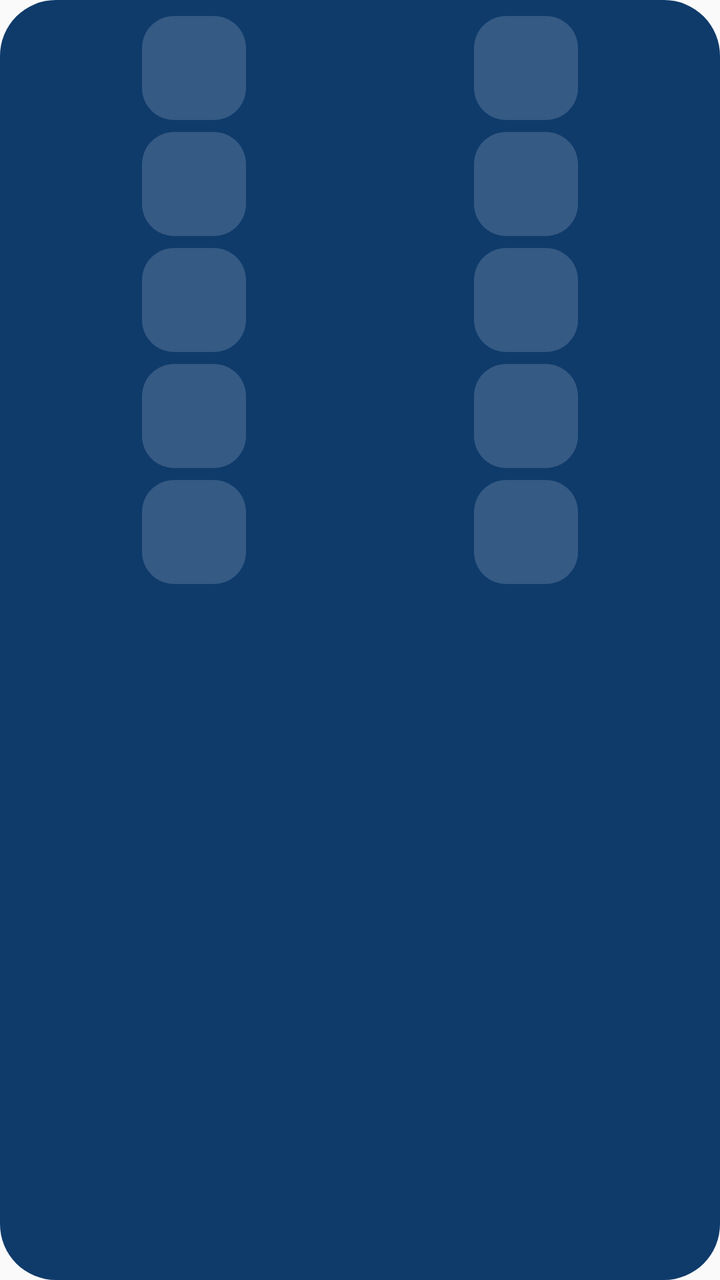
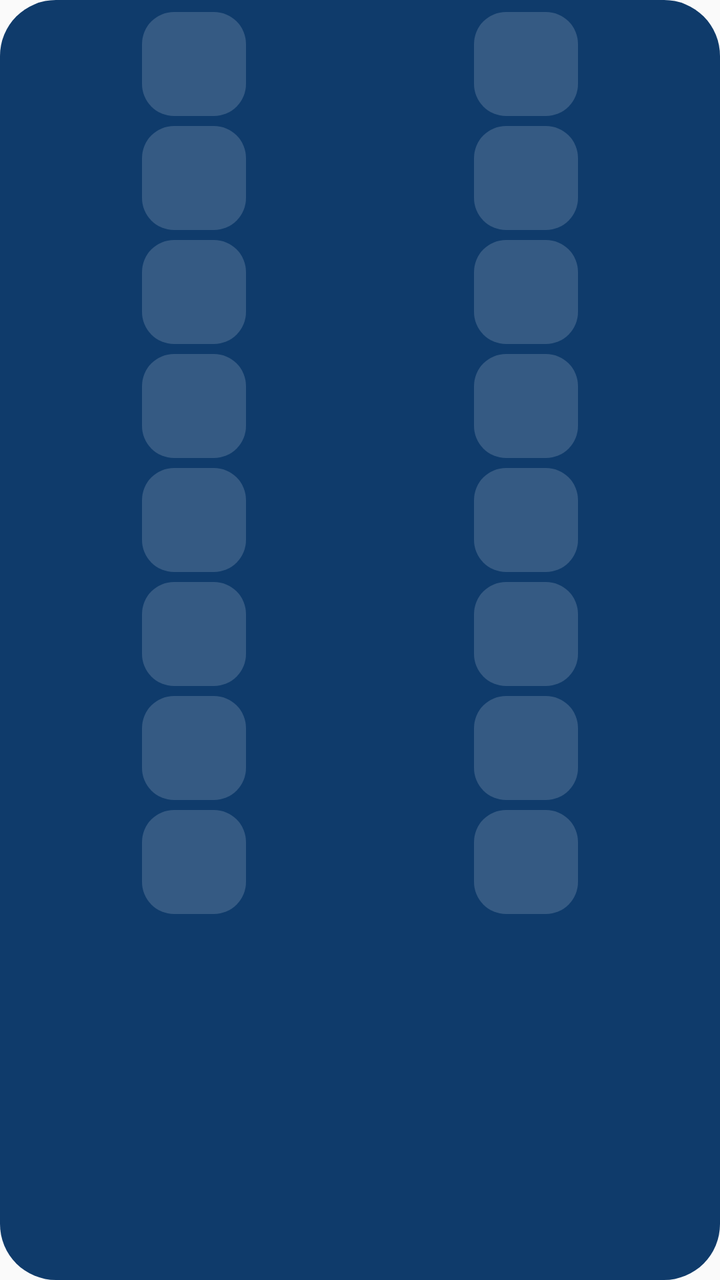

Two renders of the same Android screen: before a commit and after it. Below are the layout's source before the change and the commit's diff.
<!-- AndroidManifest.xml: application theme Theme.Saldo -->
<!-- res/layout/widget_quick_grid_narrow.xml -->
<?xml version="1.0" encoding="utf-8"?>
<FrameLayout xmlns:android="http://schemas.android.com/apk/res/android"
    android:id="@+id/widget_root"
    android:layout_width="match_parent"
    android:layout_height="match_parent">

    <ImageView
        android:id="@+id/widget_background"
        android:layout_width="match_parent"
        android:layout_height="match_parent"
        android:importantForAccessibility="no"
        android:scaleType="fitXY"
        android:src="@drawable/widget_bg" />

    <LinearLayout
        android:layout_width="match_parent"
        android:layout_height="match_parent"
        android:orientation="vertical"
        android:paddingHorizontal="14dp"
        android:paddingVertical="8dp">

        <LinearLayout
            android:id="@+id/widget_row_0"
            android:layout_width="match_parent"
            android:layout_height="52dp"
            android:gravity="center_vertical"
            android:orientation="horizontal">

            <LinearLayout
                android:id="@+id/widget_cell_0"
                android:layout_width="0dp"
                android:layout_height="wrap_content"
                android:layout_weight="1"
                android:gravity="center_horizontal"
                android:orientation="vertical">

                <FrameLayout
                    android:layout_width="52dp"
                    android:layout_height="52dp">

                    <ImageView
                        android:id="@+id/widget_tile_bg_0"
                        android:layout_width="match_parent"
                        android:layout_height="match_parent"
                        android:importantForAccessibility="no"
                        android:scaleType="fitXY"
                        android:src="@drawable/widget_tile_bg_narrow" />

                    <ImageView
                        android:id="@+id/widget_tile_icon_0"
                        android:layout_width="32dp"
                        android:layout_height="32dp"
                        android:layout_gravity="center"
                        android:importantForAccessibility="no" />
                </FrameLayout>
            </LinearLayout>

            <LinearLayout
                android:id="@+id/widget_cell_1"
                android:layout_width="0dp"
                android:layout_height="wrap_content"
                android:layout_weight="1"
                android:gravity="center_horizontal"
                android:orientation="vertical">

                <FrameLayout
                    android:layout_width="52dp"
                    android:layout_height="52dp">

                    <ImageView
                        android:id="@+id/widget_tile_bg_1"
                        android:layout_width="match_parent"
                        android:layout_height="match_parent"
                        android:importantForAccessibility="no"
                        android:scaleType="fitXY"
                        android:src="@drawable/widget_tile_bg_narrow" />

                    <ImageView
                        android:id="@+id/widget_tile_icon_1"
                        android:layout_width="32dp"
                        android:layout_height="32dp"
                        android:layout_gravity="center"
                        android:importantForAccessibility="no" />
                </FrameLayout>
            </LinearLayout>
        </LinearLayout>

        <LinearLayout
            android:id="@+id/widget_row_1"
            android:layout_width="match_parent"
            android:layout_height="52dp"
            android:layout_marginTop="6dp"
            android:gravity="center_vertical"
            android:orientation="horizontal">

            <LinearLayout
                android:id="@+id/widget_cell_2"
                android:layout_width="0dp"
                android:layout_height="wrap_content"
                android:layout_weight="1"
                android:gravity="center_horizontal"
                android:orientation="vertical">

                <FrameLayout
                    android:layout_width="52dp"
                    android:layout_height="52dp">

                    <ImageView
                        android:id="@+id/widget_tile_bg_2"
                        android:layout_width="match_parent"
                        android:layout_height="match_parent"
                        android:importantForAccessibility="no"
                        android:scaleType="fitXY"
                        android:src="@drawable/widget_tile_bg_narrow" />

                    <ImageView
                        android:id="@+id/widget_tile_icon_2"
                        android:layout_width="32dp"
                        android:layout_height="32dp"
                        android:layout_gravity="center"
                        android:importantForAccessibility="no" />
                </FrameLayout>
            </LinearLayout>

            <LinearLayout
                android:id="@+id/widget_cell_3"
                android:layout_width="0dp"
                android:layout_height="wrap_content"
                android:layout_weight="1"
                android:gravity="center_horizontal"
                android:orientation="vertical">

                <FrameLayout
                    android:layout_width="52dp"
                    android:layout_height="52dp">

                    <ImageView
                        android:id="@+id/widget_tile_bg_3"
                        android:layout_width="match_parent"
                        android:layout_height="match_parent"
                        android:importantForAccessibility="no"
                        android:scaleType="fitXY"
                        android:src="@drawable/widget_tile_bg_narrow" />

                    <ImageView
                        android:id="@+id/widget_tile_icon_3"
                        android:layout_width="32dp"
                        android:layout_height="32dp"
                        android:layout_gravity="center"
                        android:importantForAccessibility="no" />
                </FrameLayout>
            </LinearLayout>
        </LinearLayout>

        <LinearLayout
            android:id="@+id/widget_row_2"
            android:layout_width="match_parent"
            android:layout_height="52dp"
            android:layout_marginTop="6dp"
            android:gravity="center_vertical"
            android:orientation="horizontal">

            <LinearLayout
                android:id="@+id/widget_cell_4"
                android:layout_width="0dp"
                android:layout_height="wrap_content"
                android:layout_weight="1"
                android:gravity="center_horizontal"
                android:orientation="vertical">

                <FrameLayout
                    android:layout_width="52dp"
                    android:layout_height="52dp">

                    <ImageView
                        android:id="@+id/widget_tile_bg_4"
                        android:layout_width="match_parent"
                        android:layout_height="match_parent"
                        android:importantForAccessibility="no"
                        android:scaleType="fitXY"
                        android:src="@drawable/widget_tile_bg_narrow" />

                    <ImageView
                        android:id="@+id/widget_tile_icon_4"
                        android:layout_width="32dp"
                        android:layout_height="32dp"
                        android:layout_gravity="center"
                        android:importantForAccessibility="no" />
                </FrameLayout>
            </LinearLayout>

            <LinearLayout
                android:id="@+id/widget_cell_5"
                android:layout_width="0dp"
                android:layout_height="wrap_content"
                android:layout_weight="1"
                android:gravity="center_horizontal"
                android:orientation="vertical">

                <FrameLayout
                    android:layout_width="52dp"
                    android:layout_height="52dp">

                    <ImageView
                        android:id="@+id/widget_tile_bg_5"
                        android:layout_width="match_parent"
                        android:layout_height="match_parent"
                        android:importantForAccessibility="no"
                        android:scaleType="fitXY"
                        android:src="@drawable/widget_tile_bg_narrow" />

                    <ImageView
                        android:id="@+id/widget_tile_icon_5"
                        android:layout_width="32dp"
                        android:layout_height="32dp"
                        android:layout_gravity="center"
                        android:importantForAccessibility="no" />
                </FrameLayout>
            </LinearLayout>
        </LinearLayout>

        <LinearLayout
            android:id="@+id/widget_row_3"
            android:layout_width="match_parent"
            android:layout_height="52dp"
            android:layout_marginTop="6dp"
            android:gravity="center_vertical"
            android:orientation="horizontal">

            <LinearLayout
                android:id="@+id/widget_cell_6"
                android:layout_width="0dp"
                android:layout_height="wrap_content"
                android:layout_weight="1"
                android:gravity="center_horizontal"
                android:orientation="vertical">

                <FrameLayout
                    android:layout_width="52dp"
                    android:layout_height="52dp">

                    <ImageView
                        android:id="@+id/widget_tile_bg_6"
                        android:layout_width="match_parent"
                        android:layout_height="match_parent"
                        android:importantForAccessibility="no"
                        android:scaleType="fitXY"
                        android:src="@drawable/widget_tile_bg_narrow" />

                    <ImageView
                        android:id="@+id/widget_tile_icon_6"
                        android:layout_width="32dp"
                        android:layout_height="32dp"
                        android:layout_gravity="center"
                        android:importantForAccessibility="no" />
                </FrameLayout>
            </LinearLayout>

            <LinearLayout
                android:id="@+id/widget_cell_7"
                android:layout_width="0dp"
                android:layout_height="wrap_content"
                android:layout_weight="1"
                android:gravity="center_horizontal"
                android:orientation="vertical">

                <FrameLayout
                    android:layout_width="52dp"
                    android:layout_height="52dp">

                    <ImageView
                        android:id="@+id/widget_tile_bg_7"
                        android:layout_width="match_parent"
                        android:layout_height="match_parent"
                        android:importantForAccessibility="no"
                        android:scaleType="fitXY"
                        android:src="@drawable/widget_tile_bg_narrow" />

                    <ImageView
                        android:id="@+id/widget_tile_icon_7"
                        android:layout_width="32dp"
                        android:layout_height="32dp"
                        android:layout_gravity="center"
                        android:importantForAccessibility="no" />
                </FrameLayout>
            </LinearLayout>
        </LinearLayout>

        <LinearLayout
            android:id="@+id/widget_row_4"
            android:layout_width="match_parent"
            android:layout_height="52dp"
            android:layout_marginTop="6dp"
            android:gravity="center_vertical"
            android:orientation="horizontal">

            <LinearLayout
                android:id="@+id/widget_cell_8"
                android:layout_width="0dp"
                android:layout_height="wrap_content"
                android:layout_weight="1"
                android:gravity="center_horizontal"
                android:orientation="vertical">

                <FrameLayout
                    android:layout_width="52dp"
                    android:layout_height="52dp">

                    <ImageView
                        android:id="@+id/widget_tile_bg_8"
                        android:layout_width="match_parent"
                        android:layout_height="match_parent"
                        android:importantForAccessibility="no"
                        android:scaleType="fitXY"
                        android:src="@drawable/widget_tile_bg_narrow" />

                    <ImageView
                        android:id="@+id/widget_tile_icon_8"
                        android:layout_width="32dp"
                        android:layout_height="32dp"
                        android:layout_gravity="center"
                        android:importantForAccessibility="no" />
                </FrameLayout>
            </LinearLayout>

            <LinearLayout
                android:id="@+id/widget_cell_9"
                android:layout_width="0dp"
                android:layout_height="wrap_content"
                android:layout_weight="1"
                android:gravity="center_horizontal"
                android:orientation="vertical">

                <FrameLayout
                    android:layout_width="52dp"
                    android:layout_height="52dp">

                    <ImageView
                        android:id="@+id/widget_tile_bg_9"
                        android:layout_width="match_parent"
                        android:layout_height="match_parent"
                        android:importantForAccessibility="no"
                        android:scaleType="fitXY"
                        android:src="@drawable/widget_tile_bg_narrow" />

                    <ImageView
                        android:id="@+id/widget_tile_icon_9"
                        android:layout_width="32dp"
                        android:layout_height="32dp"
                        android:layout_gravity="center"
                        android:importantForAccessibility="no" />
                </FrameLayout>
            </LinearLayout>
        </LinearLayout>
    </LinearLayout>
</FrameLayout>
<!-- resources referenced by this layout -->
<resources>
  <!-- drawable widget_bg (drawable) -->
  <?xml version="1.0" encoding="utf-8"?>
  <shape xmlns:android="http://schemas.android.com/apk/res/android"
      android:shape="rectangle">
      <solid android:color="@color/widget_preview_card" />
      <corners android:radius="@android:dimen/system_app_widget_background_radius" />
  </shape>
  <!-- drawable widget_tile_bg_narrow (drawable) -->
  <?xml version="1.0" encoding="utf-8"?>
  <shape xmlns:android="http://schemas.android.com/apk/res/android"
      android:shape="rectangle">
      <solid android:color="@color/widget_placeholder" />
      <corners android:radius="16dp" />
  </shape>
  <style name="Theme.Saldo" parent="android:Theme.Material.Light.NoActionBar" />
  <color name="widget_preview_card">#FF0F3B6B</color>
  <color name="widget_placeholder">#FF355A83</color>
</resources>

<!-- the commit's change to res/layout/widget_quick_grid_narrow.xml (unified diff, before → after) -->
@@ -17,7 +17,7 @@
         android:layout_height="match_parent"
         android:orientation="vertical"
         android:paddingHorizontal="14dp"
-        android:paddingVertical="8dp">
+        android:paddingVertical="6dp">
 
         <LinearLayout
             android:id="@+id/widget_row_0"
@@ -89,7 +89,7 @@
             android:id="@+id/widget_row_1"
             android:layout_width="match_parent"
             android:layout_height="52dp"
-            android:layout_marginTop="6dp"
+            android:layout_marginTop="5dp"
             android:gravity="center_vertical"
             android:orientation="horizontal">
 
@@ -156,7 +156,7 @@
             android:id="@+id/widget_row_2"
             android:layout_width="match_parent"
             android:layout_height="52dp"
-            android:layout_marginTop="6dp"
+            android:layout_marginTop="5dp"
             android:gravity="center_vertical"
             android:orientation="horizontal">
 
@@ -223,7 +223,7 @@
             android:id="@+id/widget_row_3"
             android:layout_width="match_parent"
             android:layout_height="52dp"
-            android:layout_marginTop="6dp"
+            android:layout_marginTop="5dp"
             android:gravity="center_vertical"
             android:orientation="horizontal">
 
@@ -290,7 +290,7 @@
             android:id="@+id/widget_row_4"
             android:layout_width="match_parent"
             android:layout_height="52dp"
-            android:layout_marginTop="6dp"
+            android:layout_marginTop="5dp"
             android:gravity="center_vertical"
             android:orientation="horizontal">
 
@@ -345,6 +345,204 @@
 
                     <ImageView
                         android:id="@+id/widget_tile_icon_9"
+                        android:layout_width="32dp"
+                        android:layout_height="32dp"
+                        android:layout_gravity="center"
+                        android:importantForAccessibility="no" />
+                </FrameLayout>
+            </LinearLayout>
+        </LinearLayout>
+        <LinearLayout
+            android:id="@+id/widget_row_5"
+            android:layout_width="match_parent"
+            android:layout_height="52dp"
+            android:layout_marginTop="5dp"
+            android:gravity="center_vertical"
+            android:orientation="horizontal">
+
+            <LinearLayout
+                android:id="@+id/widget_cell_10"
+                android:layout_width="0dp"
+                android:layout_height="wrap_content"
+                android:layout_weight="1"
+                android:gravity="center_horizontal"
+                android:orientation="vertical">
+
+                <FrameLayout
+                    android:layout_width="52dp"
+                    android:layout_height="52dp">
+
+                    <ImageView
+                        android:id="@+id/widget_tile_bg_10"
+                        android:layout_width="match_parent"
+                        android:layout_height="match_parent"
+                        android:importantForAccessibility="no"
+                        android:scaleType="fitXY"
+                        android:src="@drawable/widget_tile_bg_narrow" />
+
+                    <ImageView
+                        android:id="@+id/widget_tile_icon_10"
+                        android:layout_width="32dp"
+                        android:layout_height="32dp"
+                        android:layout_gravity="center"
+                        android:importantForAccessibility="no" />
+                </FrameLayout>
+            </LinearLayout>
+
+            <LinearLayout
+                android:id="@+id/widget_cell_11"
+                android:layout_width="0dp"
+                android:layout_height="wrap_content"
+                android:layout_weight="1"
+                android:gravity="center_horizontal"
+                android:orientation="vertical">
+
+                <FrameLayout
+                    android:layout_width="52dp"
+                    android:layout_height="52dp">
+
+                    <ImageView
+                        android:id="@+id/widget_tile_bg_11"
+                        android:layout_width="match_parent"
+                        android:layout_height="match_parent"
+                        android:importantForAccessibility="no"
+                        android:scaleType="fitXY"
+                        android:src="@drawable/widget_tile_bg_narrow" />
+
+                    <ImageView
+                        android:id="@+id/widget_tile_icon_11"
+                        android:layout_width="32dp"
+                        android:layout_height="32dp"
+                        android:layout_gravity="center"
+                        android:importantForAccessibility="no" />
+                </FrameLayout>
+            </LinearLayout>
+        </LinearLayout>
+        <LinearLayout
+            android:id="@+id/widget_row_6"
+            android:layout_width="match_parent"
+            android:layout_height="52dp"
+            android:layout_marginTop="5dp"
+            android:gravity="center_vertical"
+            android:orientation="horizontal">
+
+            <LinearLayout
+                android:id="@+id/widget_cell_12"
+                android:layout_width="0dp"
+                android:layout_height="wrap_content"
+                android:layout_weight="1"
+                android:gravity="center_horizontal"
+                android:orientation="vertical">
+
+                <FrameLayout
+                    android:layout_width="52dp"
+                    android:layout_height="52dp">
+
+                    <ImageView
+                        android:id="@+id/widget_tile_bg_12"
+                        android:layout_width="match_parent"
+                        android:layout_height="match_parent"
+                        android:importantForAccessibility="no"
+                        android:scaleType="fitXY"
+                        android:src="@drawable/widget_tile_bg_narrow" />
+
+                    <ImageView
+                        android:id="@+id/widget_tile_icon_12"
+                        android:layout_width="32dp"
+                        android:layout_height="32dp"
+                        android:layout_gravity="center"
+                        android:importantForAccessibility="no" />
+                </FrameLayout>
+            </LinearLayout>
+
+            <LinearLayout
+                android:id="@+id/widget_cell_13"
+                android:layout_width="0dp"
+                android:layout_height="wrap_content"
+                android:layout_weight="1"
+                android:gravity="center_horizontal"
+                android:orientation="vertical">
+
+                <FrameLayout
+                    android:layout_width="52dp"
+                    android:layout_height="52dp">
+
+                    <ImageView
+                        android:id="@+id/widget_tile_bg_13"
+                        android:layout_width="match_parent"
+                        android:layout_height="match_parent"
+                        android:importantForAccessibility="no"
+                        android:scaleType="fitXY"
+                        android:src="@drawable/widget_tile_bg_narrow" />
+
+                    <ImageView
+                        android:id="@+id/widget_tile_icon_13"
+                        android:layout_width="32dp"
+                        android:layout_height="32dp"
+                        android:layout_gravity="center"
+                        android:importantForAccessibility="no" />
+                </FrameLayout>
+            </LinearLayout>
+        </LinearLayout>
+        <LinearLayout
+            android:id="@+id/widget_row_7"
+            android:layout_width="match_parent"
+            android:layout_height="52dp"
+            android:layout_marginTop="5dp"
+            android:gravity="center_vertical"
+            android:orientation="horizontal">
+
+            <LinearLayout
+                android:id="@+id/widget_cell_14"
+                android:layout_width="0dp"
+                android:layout_height="wrap_content"
+                android:layout_weight="1"
+                android:gravity="center_horizontal"
+                android:orientation="vertical">
+
+                <FrameLayout
+                    android:layout_width="52dp"
+                    android:layout_height="52dp">
+
+                    <ImageView
+                        android:id="@+id/widget_tile_bg_14"
+                        android:layout_width="match_parent"
+                        android:layout_height="match_parent"
+                        android:importantForAccessibility="no"
+                        android:scaleType="fitXY"
+                        android:src="@drawable/widget_tile_bg_narrow" />
+
+                    <ImageView
+                        android:id="@+id/widget_tile_icon_14"
+                        android:layout_width="32dp"
+                        android:layout_height="32dp"
+                        android:layout_gravity="center"
+                        android:importantForAccessibility="no" />
+                </FrameLayout>
+            </LinearLayout>
+
+            <LinearLayout
+                android:id="@+id/widget_cell_15"
+                android:layout_width="0dp"
+                android:layout_height="wrap_content"
+                android:layout_weight="1"
+                android:gravity="center_horizontal"
+                android:orientation="vertical">
+
+                <FrameLayout
+                    android:layout_width="52dp"
+                    android:layout_height="52dp">
+
+                    <ImageView
+                        android:id="@+id/widget_tile_bg_15"
+                        android:layout_width="match_parent"
+                        android:layout_height="match_parent"
+                        android:importantForAccessibility="no"
+                        android:scaleType="fitXY"
+                        android:src="@drawable/widget_tile_bg_narrow" />
+
+                    <ImageView
+                        android:id="@+id/widget_tile_icon_15"
                         android:layout_width="32dp"
                         android:layout_height="32dp"
                         android:layout_gravity="center"
